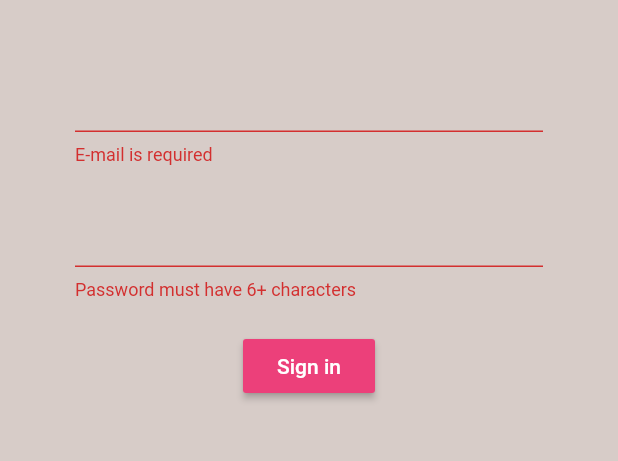
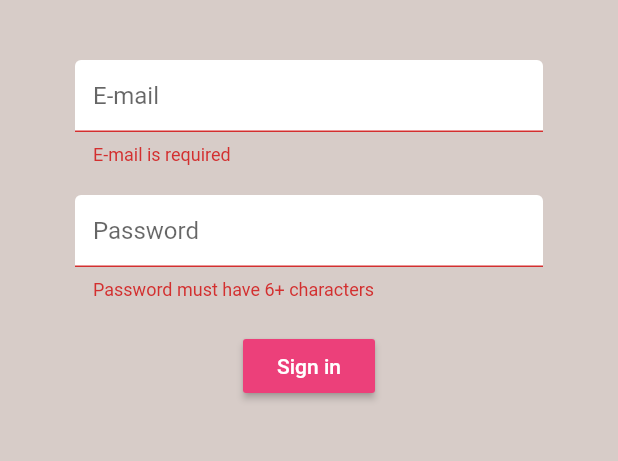
Before and after one commit to abraaolevi/flutter_brew_crew, a Flutter app: the screen it shows after launch, after a tap on "Sign in", on a phone screen of 412 x 824 dp, the part 84-545 px from its top. Run offline on Flutter 3.47's test engine with Material 2 defaults, Android fonts, the phone set to English and light mode, and no system bars; our stand-ins replace firebase_auth; accounts and stored records are empty.

Commit message:
Add decoration to form fields

```diff
--- a/lib/screens/authenticate/register.dart
+++ b/lib/screens/authenticate/register.dart
@@ -1,5 +1,6 @@
 import 'package:flutter/material.dart';
 import 'package:flutter_brew_crew/services/auth_service.dart';
+import 'package:flutter_brew_crew/shared/constants.dart';
 
 class Register extends StatefulWidget {
 
@@ -47,6 +48,7 @@ class _RegisterState extends State<Register> {
             children: <Widget>[
               SizedBox(height: 20),
               TextFormField(
+                decoration: textInputDecoration.copyWith(hintText: 'E-mail'),
                 validator: (val) => val.isEmpty ? 'Enter an email' : null,
                 onChanged: (val) {
                   setState(() => email = val);
@@ -54,6 +56,7 @@ class _RegisterState extends State<Register> {
               ),
               SizedBox(height: 20),
               TextFormField(
+                decoration: textInputDecoration.copyWith(hintText: 'Password'),
                 obscureText: true,
                 validator: (val) => val.length < 6 ? 'Enter an password 6+ chars long' : null,
                 onChanged: (val) {
--- a/lib/screens/authenticate/sign_in.dart
+++ b/lib/screens/authenticate/sign_in.dart
@@ -1,6 +1,6 @@
 import 'package:flutter/material.dart';
-import 'package:flutter_brew_crew/models/user.dart';
 import 'package:flutter_brew_crew/services/auth_service.dart';
+import 'package:flutter_brew_crew/shared/constants.dart';
 
 class SignIn extends StatefulWidget {
 
@@ -48,6 +48,7 @@ class _SignInState extends State<SignIn> {
             children: <Widget>[
               SizedBox(height: 20),
               TextFormField(
+                decoration: textInputDecoration.copyWith(hintText: 'E-mail'),
                 validator: (val) => val.isEmpty ? 'E-mail is required' : null,
                 onChanged: (val) {
                   setState(() => email = val);
@@ -55,6 +56,7 @@ class _SignInState extends State<SignIn> {
               ),
               SizedBox(height: 20),
               TextFormField(
+                decoration: textInputDecoration.copyWith(hintText: 'Password'),
                 obscureText: true,
                 validator: (val) => val.length < 6 ? 'Password must have 6+ characters' : null,
                 onChanged: (val) {
--- /dev/null
+++ b/lib/shared/constants.dart
@@ -0,0 +1,12 @@
+import 'package:flutter/material.dart';
+
+const textInputDecoration = InputDecoration(
+  fillColor: Colors.white,
+  filled: true,
+  enabledBorder: OutlineInputBorder(
+    borderSide: BorderSide(color: Colors.white, width: 2)
+  ),
+  focusedBorder: OutlineInputBorder(
+    borderSide: BorderSide(color: Colors.pink, width: 2)
+  )
+);
```
